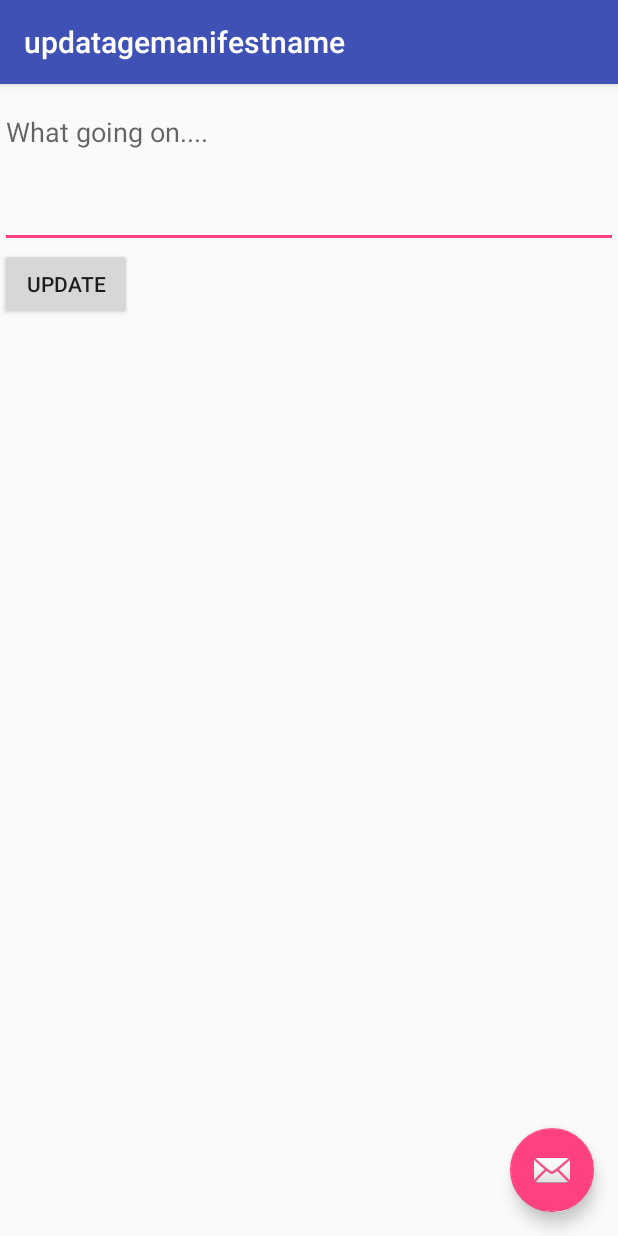
After one commit to Bryaners/Bike_RetnalApp-20-1-16, an Android app: the UpdateStatusActivity screen opened directly, with no data from a screen before it, on a phone screen of 412 x 824 dp. The commit adds this screen. Run offline under Robolectric (Android 15) with nearby library versions, the phone set to English and light mode, and no system bars; libraries missing offline, so code that uses them is left out: com.parse.

Commit message:
intent for status fixed

```diff
--- /dev/null
+++ b/app/src/main/java/com/example/bryan/bike_retnalapp/UpdateStatusActivity.java
@@ -0,0 +1,118 @@
+package com.example.bryan.bike_retnalapp;
+
+import android.app.AlertDialog;
+import android.content.DialogInterface;
+import android.content.Intent;
+import android.os.Bundle;
+import android.support.design.widget.FloatingActionButton;
+import android.support.design.widget.Snackbar;
+import android.support.v7.app.AppCompatActivity;
+import android.support.v7.widget.Toolbar;
+import android.view.View;
+import android.widget.Button;
+import android.widget.EditText;
+import android.widget.Toast;
+
+import com.parse.ParseException;
+import com.parse.ParseObject;
+import com.parse.SaveCallback;
+
+public class UpdateStatusActivity extends AppCompatActivity {
+
+    protected EditText mStatusUpdate;
+    protected Button mstatusButton;
+
+    @Override
+    protected void onCreate(Bundle savedInstanceState) {
+        super.onCreate(savedInstanceState);
+        setContentView(R.layout.activity_update_status);
+
+
+        //init
+        mStatusUpdate = (EditText)findViewById(R.id.UpdateTextBox);
+        mstatusButton = (Button)findViewById(R.id.statusUpdateButton);
+
+        mstatusButton.setOnClickListener(new View.OnClickListener(){
+
+                 @Override
+                 public void onClick(View view){
+
+                     String newStatus = mStatusUpdate.getText().toString();
+
+                     if(newStatus.isEmpty()){
+
+                         AlertDialog.Builder buidler = new AlertDialog.Builder(UpdateStatusActivity.this);
+                         buidler.setMessage("Status can not be emphy!");
+                         buidler.setTitle("Oops!");
+                         buidler.setPositiveButton("ok", new DialogInterface.OnClickListener() {
+                             @Override
+                             public void onClick(DialogInterface dialogInterface, int which) {
+                                 //close the dialog when button pressed
+                                 dialogInterface.dismiss();
+                             }
+                         });
+
+                         AlertDialog dialog = buidler.create();
+                         dialog.show();
+
+                     }else {
+
+                         ParseObject statusObject = new ParseObject("Status");//class name in parse
+                         statusObject.put("newStatus", newStatus);
+
+                         statusObject.saveInBackground(new SaveCallback() {
+                             @Override
+                             public void done(ParseException e) {
+                                 if (e == null) {
+                                     //successfully stored it
+
+                                     Toast.makeText(UpdateStatusActivity.this, "success !", Toast.LENGTH_LONG).show();
+
+                                     Intent takeUserCollegeCampus = new Intent(UpdateStatusActivity.this, MainActivity.class);
+                                     startActivity(takeUserCollegeCampus);
+
+                                 } else {
+                                     //there was an error storing new status advice the user
+
+                                     AlertDialog.Builder buidler = new AlertDialog.Builder(UpdateStatusActivity.this);
+                                     buidler.setMessage(e.getMessage());
+                                     buidler.setTitle("Warning!");
+                                     buidler.setPositiveButton("Try Again", new DialogInterface.OnClickListener() {
+                                         @Override
+                                         public void onClick(DialogInterface dialogInterface, int which) {
+                                             //close the dialog when button pressed
+                                             dialogInterface.dismiss();
+                                         }
+                                     });
+
+                                     AlertDialog dialog = buidler.create();
+                                     dialog.show();
+                                     //+++++++++++
+                                 }
+                             }
+                         });
+
+                    // brackett for else isEmpty
+                    }
+                     //+++++++++++
+                    }
+               }
+
+        );
+
+
+
+        Toolbar toolbar = (Toolbar) findViewById(R.id.toolbar);
+        setSupportActionBar(toolbar);
+
+        FloatingActionButton fab = (FloatingActionButton) findViewById(R.id.fab);
+        fab.setOnClickListener(new View.OnClickListener() {
+            @Override
+            public void onClick(View view) {
+                Snackbar.make(view, "Replace with your own action", Snackbar.LENGTH_LONG)
+                        .setAction("Action", null).show();
+            }
+        });
+    }
+
+}
--- /dev/null
+++ b/app/src/main/res/layout/activity_update_status.xml
@@ -0,0 +1,25 @@
+<?xml version="1.0" encoding="utf-8"?>
+<android.support.design.widget.CoordinatorLayout
+    xmlns:android="http://schemas.android.com/apk/res/android"
+    xmlns:app="http://schemas.android.com/apk/res-auto"
+    xmlns:tools="http://schemas.android.com/tools" android:layout_width="match_parent"
+    android:layout_height="match_parent" android:fitsSystemWindows="true"
+    tools:context="com.example.bryan.noteapp.UpdateStatusActivity">
+
+    <android.support.design.widget.AppBarLayout android:layout_height="wrap_content"
+        android:layout_width="match_parent" android:theme="@style/AppTheme.AppBarOverlay">
+
+        <android.support.v7.widget.Toolbar android:id="@+id/toolbar"
+            android:layout_width="match_parent" android:layout_height="?attr/actionBarSize"
+            android:background="?attr/colorPrimary" app:popupTheme="@style/AppTheme.PopupOverlay" />
+
+    </android.support.design.widget.AppBarLayout>
+
+    <include layout="@layout/content_update_status" />
+
+    <android.support.design.widget.FloatingActionButton android:id="@+id/fab"
+        android:layout_width="wrap_content" android:layout_height="wrap_content"
+        android:layout_gravity="bottom|end" android:layout_margin="@dimen/fab_margin"
+        android:src="@android:drawable/ic_dialog_email" />
+
+</android.support.design.widget.CoordinatorLayout>
--- /dev/null
+++ b/app/src/main/res/layout/content_update_status.xml
@@ -0,0 +1,29 @@
+<?xml version="1.0" encoding="utf-8"?>
+<LinearLayout xmlns:android="http://schemas.android.com/apk/res/android"
+    android:orientation="vertical" android:layout_width="match_parent"
+    android:layout_height="match_parent">
+
+
+    <EditText
+        android:layout_width="match_parent"
+        android:id="@+id/UpdateTextBox"
+        android:layout_height="100dp"
+        android:hint="What going on...."
+        android:gravity="top"
+        android:layout_marginTop="65dp"
+        android:layout_alignParentTop="true"
+        android:layout_alignParentLeft="true"
+        android:layout_alignParentStart="true" />
+
+
+    <Button
+        android:layout_width="wrap_content"
+        android:layout_height="wrap_content"
+        android:text="Update"
+        android:id="@+id/statusUpdateButton"
+        android:layout_marginTop="0dp"
+        android:layout_below="@+id/textView"
+        android:layout_toRightOf="@+id/textView"
+        android:layout_toEndOf="@+id/textView" />
+
+</LinearLayout>
```
Also changed, not shown: app/src/main/AndroidManifest.xml (+11 -0 lines), app/src/main/java/com/example/bryan/bike_retnalapp/HomePageActivity.java (+12 -0 lines), app/src/main/java/com/example/bryan/bike_retnalapp/MainActivity.java (added, +72 -0 lines), app/src/main/java/com/example/bryan/bike_retnalapp/StatusAdapter.java (added, +66 -0 lines), app/src/main/res/layout/content_main.xml (added, +23 -0 lines), app/src/main/res/layout/home_page_custom_layout.xml (added, +22 -0 lines).
